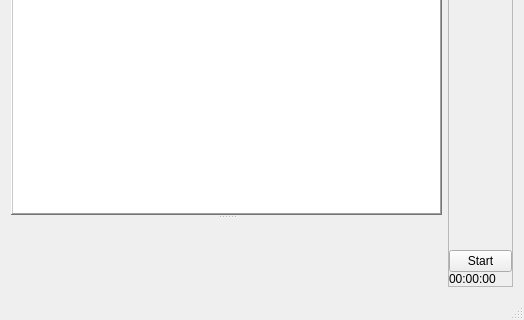
Before: the Qt Designer form mainwindow.ui in humbhenri/TimeTracker, drawn with Qt 5; both pictures show x 0 to 524 and y 230 to 550 of the 524 by 550 pixel window.
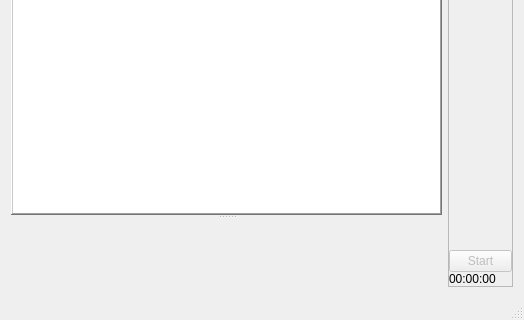
After: the same form once the commit is applied. Icons and pictures are not drawn. Custom widgets are drawn as their Qt base class.

```diff
--- a/mainwindow.ui
+++ b/mainwindow.ui
@@ -108,6 +108,9 @@
          </property>
          <item>
           <widget class="QPushButton" name="trackBtn">
+           <property name="enabled">
+            <bool>false</bool>
+           </property>
            <property name="text">
             <string>Start</string>
            </property>
```
